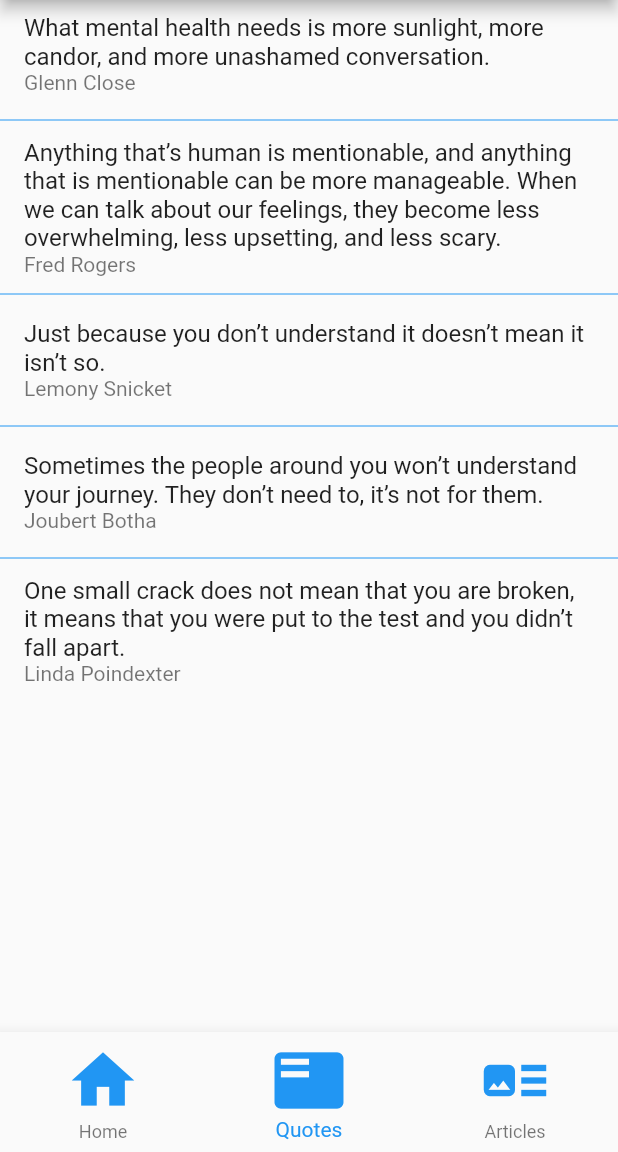
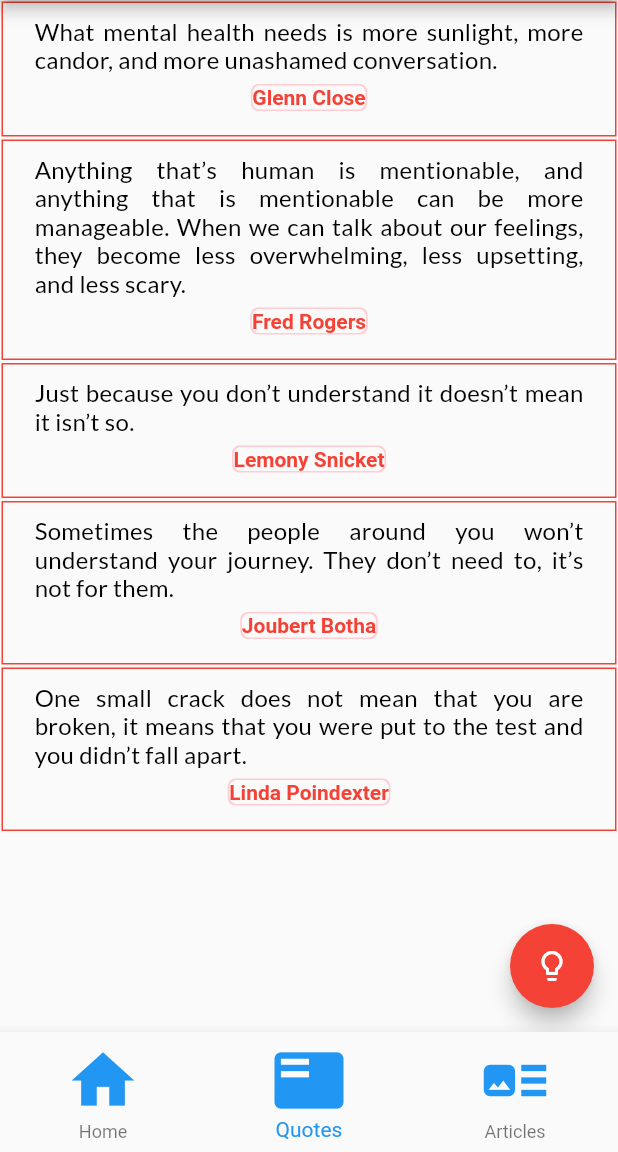
Before and after one commit to clintroymkt/Posinotes, a Flutter app: the screen it shows after launch, item 2 of the bottom bar chosen, on a phone screen of 412 x 824 dp, the part 84-1236 px from its top. Run offline on Flutter 3.47's test engine with Material 2 defaults, Android fonts, the phone set to English and light mode, and no system bars; our stand-ins replace google_fonts.

Commit message:
quotes page now styled-ish plus google fonts added

```diff
--- a/lib/articles.dart
+++ b/lib/articles.dart
@@ -1,4 +1,5 @@
 import 'package:flutter/material.dart';
+import 'package:google_fonts/google_fonts.dart';
 
 //data its static for now
 class Quote {
@@ -6,107 +7,99 @@ import 'package:flutter/material.dart';
   final String text;
   final String author;
   final String image;
-    const Quote({this.id,this.text, this.author, this.image});
+  const Quote({this.id, this.text, this.author, this.image});
 }
+
 List<Quote> quotes = [
   const Quote(
       id: "1",
-      text: "What mental health needs is more sunlight, more candor, and more unashamed conversation.",
+      text:
+          "What mental health needs is more sunlight, more candor, and more unashamed conversation.",
       author: "Glenn Close",
-      image: "assets/images/nature.jpg"
-    ),
+      image: "assets/images/nature.jpg"),
   const Quote(
       id: "2",
-      text: "Anything that’s human is mentionable, and anything that is mentionable can be more manageable. When we can talk about our feelings, they become less overwhelming, less upsetting, and less scary.",
+      text:
+          "Anything that’s human is mentionable, and anything that is mentionable can be more manageable. When we can talk about our feelings, they become less overwhelming, less upsetting, and less scary.",
       author: "Fred Rogers",
-      image: "assets/images/inspi.jpg"
-    ),
+      image: "assets/images/inspi.jpg"),
   const Quote(
       id: "3",
       text: "Just because you don’t understand it doesn’t mean it isn’t so.",
       author: "Lemony Snicket",
-      image: "assets/images/nature.jpg"
-    ),
+      image: "assets/images/nature.jpg"),
   const Quote(
       id: "4",
-      text: "Sometimes the people around you won’t understand your journey. They don’t need to, it’s not for them.",
+      text:
+          "Sometimes the people around you won’t understand your journey. They don’t need to, it’s not for them.",
       author: "Joubert Botha",
-      image: "assets/images/inspi.jpg"
-    ),
+      image: "assets/images/inspi.jpg"),
   const Quote(
       id: "5",
-      text: "One small crack does not mean that you are broken, it means that you were put to the test and you didn’t fall apart.",
+      text:
+          "One small crack does not mean that you are broken, it means that you were put to the test and you didn’t fall apart.",
       author: "Linda Poindexter",
-      image: "assets/images/lightbulb.jpg"
-    ),
+      image: "assets/images/lightbulb.jpg"),
 ];
 //end of data
 
-class Articles extends StatelessWidget{
-
+class Articles extends StatelessWidget {
   Articles({Key key}) : super(key: key);
-
   @override
-  Widget build(BuildContext context){
-
-    var card = new ListView(
-
-        children: <Widget>[
-
-          ListTile(
-
-            title:Text("What mental health needs is more sunlight, more candor, and more unashamed conversation.",
-              style: TextStyle(
-                fontWeight: FontWeight.w400,
+  Widget build(BuildContext context) {
+    var card = new ListView.builder(
+      itemCount: quotes.length,
+      itemBuilder: (BuildContext context, int index) {
+        return Container(
+          margin: const EdgeInsets.all(1),
+          padding: const EdgeInsets.all(5),
+          decoration: BoxDecoration(border: Border.all(color: Colors.red)),
+          child: ListTile(
+            title: Center(
+              child: new Text(
+                quotes[index].text,
+                textAlign: TextAlign.justify,
+                style: GoogleFonts.lato(
+                  textStyle: TextStyle(color: Colors.black, letterSpacing: .20),
+                  fontWeight: FontWeight.w500,
                 ),
               ),
-            subtitle: Text("Glenn Close"),
             ),
-          Divider(color: Colors.blue,),
-           ListTile(
+            subtitle: Center(
+              child: Container(
+                margin: const EdgeInsets.all(8),
+                decoration: BoxDecoration(
+                  borderRadius: BorderRadius.circular(5),
+                  color: Colors.grey[50],
 
-            title:Text("Anything that’s human is mentionable, and anything that is mentionable can be more manageable. When we can talk about our feelings, they become less overwhelming, less upsetting, and less scary.",
-              style: TextStyle(
-                fontWeight: FontWeight.w400,
+                  boxShadow: [
+                    BoxShadow(color:Colors.red[100], spreadRadius: 1)
+                  ],
+                ),
+                child: Text(
+                  quotes[index].author,
+                  textAlign: TextAlign.right,
+                  style: GoogleFonts.mcLaren(
+                    textStyle: TextStyle(color: Colors.red),
+                    fontWeight: FontWeight.w700,
                   ),
                 ),
-            subtitle: Text("Fred Rogers"),
-          ),
-          Divider(color: Colors.blue,),
-           ListTile(
-
-            title:Text("Just because you don’t understand it doesn’t mean it isn’t so.",
-              style: TextStyle(
-                fontWeight: FontWeight.w400,
               ),
             ),
-            subtitle: Text("Lemony Snicket"),
           ),
-          Divider(color: Colors.blue,),
-          ListTile(
-
-            title:Text("Sometimes the people around you won’t understand your journey. They don’t need to, it’s not for them.",
-              style: TextStyle(
-                fontWeight: FontWeight.w400,
-              ),
-            ),
-            subtitle: Text("Joubert Botha"),
-          ),
-          Divider(color: Colors.blue,),
-          ListTile(
-
-            title:Text("One small crack does not mean that you are broken, it means that you were put to the test and you didn’t fall apart.",
-              style: TextStyle(
-                fontWeight: FontWeight.w400,
-              ),
-            ),
-            subtitle: Text("Linda Poindexter"),
-          ),
-        ],
-
+        );
+      },
     );
     return new Scaffold(
-        body:card,
+      body: card,
+      //for fetching more quotes
+      floatingActionButton: FloatingActionButton(
+        onPressed: () {
+          //will look at getting data from firebase soon
+        },
+        child: Icon(Icons.lightbulb_outline),
+        backgroundColor: Colors.red,
+      ),
     );
   }
 }
--- a/lib/home.dart
+++ b/lib/home.dart
@@ -9,6 +9,7 @@ class Home extends StatefulWidget{
   }
 }
 class _HomeState extends State<Home> {
+
   int _currentIndex=0;
   List<Widget> _children =[
      ArticlesFull(),
--- a/lib/home_display.dart
+++ b/lib/home_display.dart
@@ -9,6 +9,7 @@ class ArticlesFull extends StatelessWidget{
 
       children: <Widget>[
     Container(
+      alignment: Alignment.center,
       child: Card(
 
        child: InkWell(
@@ -32,6 +33,7 @@ class ArticlesFull extends StatelessWidget{
     );
     return Scaffold(
       body: card,
+      backgroundColor:Colors.blue[50]
     );
 
   }
--- a/pubspec.yaml
+++ b/pubspec.yaml
@@ -17,6 +17,7 @@ environment:
   sdk: ">=2.1.0 <3.0.0"
 
 dependencies:
+  google_fonts: ^1.0.0
   flutter:
     sdk: flutter
 
```
Also changed, not shown: pubspec.lock. Lines whose indentation alone changed are shown as unchanged.
